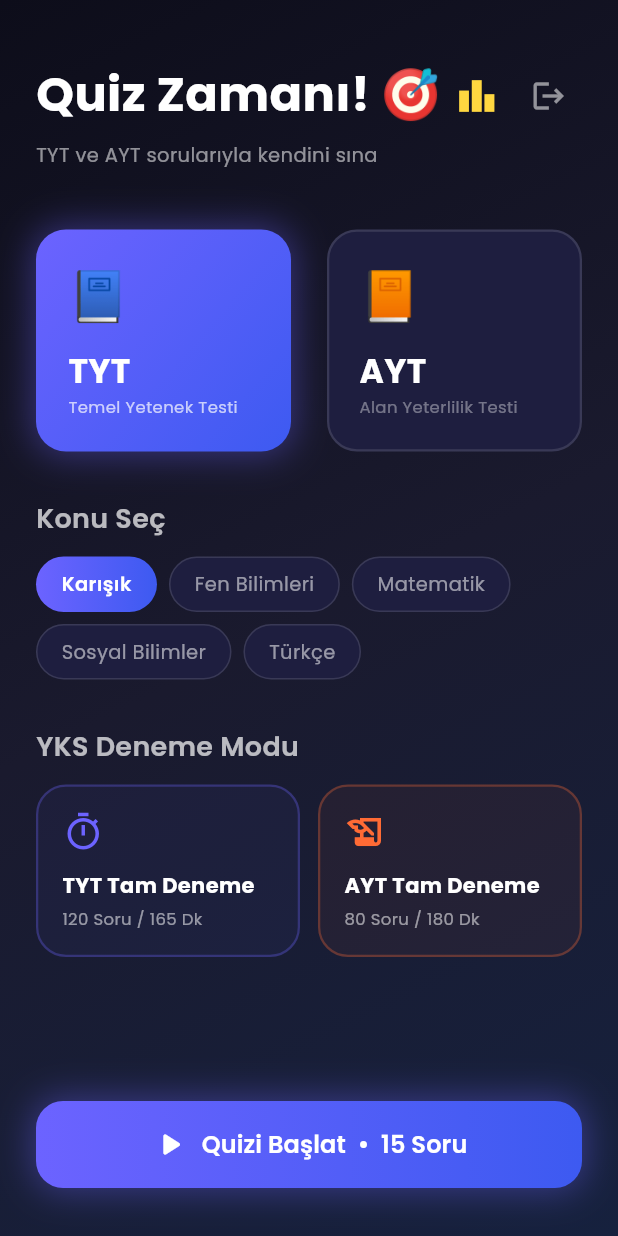
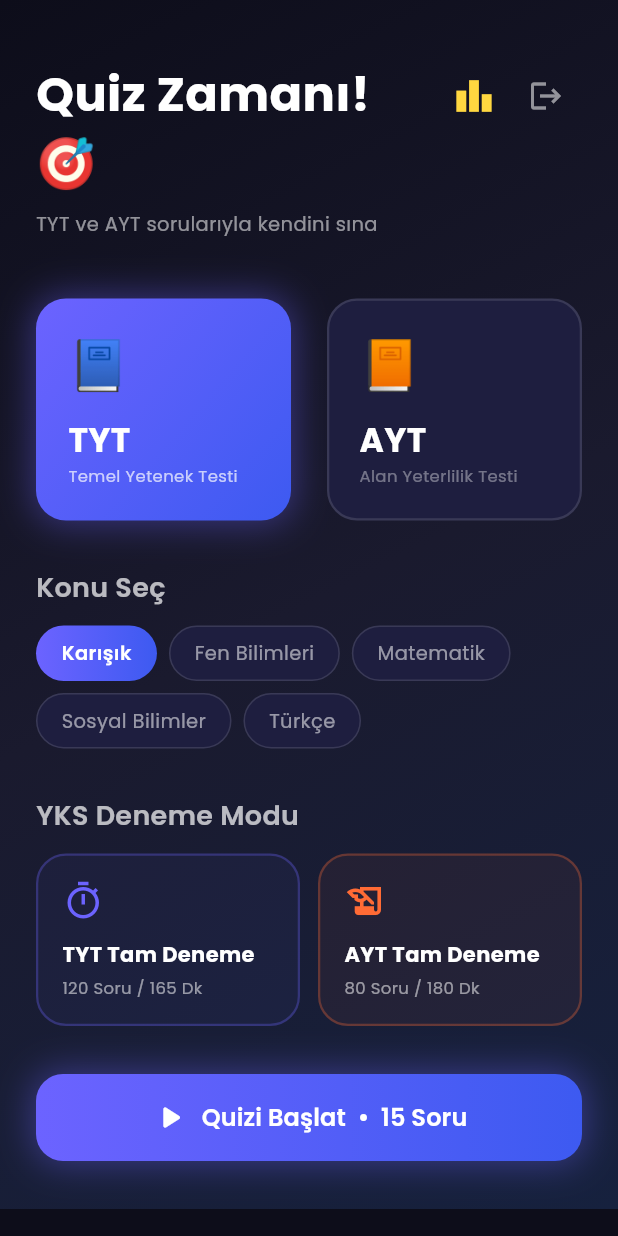
Before and after one commit to berkayyozzz/quiz_app, a Flutter app: the screen it shows once a user with an empty profile is signed in, on a phone screen of 412 x 824 dp. Run offline on Flutter 3.47's test engine with Material 3 defaults, Android fonts, the phone set to English and light mode, and no system bars; drawn by our look-alikes of flutter_animate; our stand-ins replace cloud_firestore, firebase_auth, firebase_core, google_fonts, google_sign_in, percent_indicator; accounts and stored records are empty.

Commit message:
Refactor home_screen layout and improve structure

```diff
--- a/lib/screens/home_screen.dart
+++ b/lib/screens/home_screen.dart
@@ -29,7 +29,7 @@ class _HomeScreenState extends State<HomeScreen> {
         child: SafeArea(
           child: Consumer<QuizProvider>(
             builder: (context, quiz, _) {
-              return Padding(
+              return SingleChildScrollView(
                 padding: const EdgeInsets.symmetric(horizontal: 24.0),
                 child: Column(
                   crossAxisAlignment: CrossAxisAlignment.start,
@@ -51,7 +51,7 @@ class _HomeScreenState extends State<HomeScreen> {
                     _buildSubjectChips(quiz),
                     const SizedBox(height: 32),
                     _buildDenemeSection(context, quiz),
-                    const Spacer(),
+                    const SizedBox(height: 32),
                     _buildStartButton(context, quiz),
                     const SizedBox(height: 32),
                   ],
@@ -69,7 +69,8 @@ class _HomeScreenState extends State<HomeScreen> {
       mainAxisAlignment: MainAxisAlignment.spaceBetween,
       crossAxisAlignment: CrossAxisAlignment.start,
       children: [
-        Column(
+        Expanded(
+          child: Column(
             crossAxisAlignment: CrossAxisAlignment.start,
             children: [
               Text(
@@ -90,7 +91,9 @@ class _HomeScreenState extends State<HomeScreen> {
               ).animate().fadeIn(duration: 800.ms).slideX(begin: -0.2),
             ],
           ),
+        ),
         Row(
+          mainAxisSize: MainAxisSize.min,
           children: [
             IconButton(
               icon: const Icon(Icons.leaderboard, color: Colors.amberAccent, size: 28),
@@ -105,6 +108,7 @@ class _HomeScreenState extends State<HomeScreen> {
               icon: const Icon(Icons.logout, color: Colors.white54),
               onPressed: () async {
                 await AuthService().signOut();
+                // AuthWrapper stream dinliyor, otomatik login sayfasına dönecek
               },
             ),
           ],
@@ -156,16 +160,13 @@ class _HomeScreenState extends State<HomeScreen> {
                 color: isSelected ? null : const Color(0xFF1E1E3F),
                 borderRadius: BorderRadius.circular(20),
                 border: Border.all(
-                  color: isSelected
-                      ? Colors.transparent
-                      : Colors.white12,
+                  color: isSelected ? Colors.transparent : Colors.white12,
                   width: 1.5,
                 ),
                 boxShadow: isSelected
                     ? [
                         BoxShadow(
-                          color: (e['gradient'] as List<Color>)[0]
-                              .withOpacity(0.4),
+                          color: (e['gradient'] as List<Color>)[0].withOpacity(0.4),
                           blurRadius: 20,
                           spreadRadius: 2,
                         )
@@ -175,8 +176,7 @@ class _HomeScreenState extends State<HomeScreen> {
               child: Column(
                 crossAxisAlignment: CrossAxisAlignment.start,
                 children: [
-                  Text(e['icon'] as String,
-                      style: const TextStyle(fontSize: 32)),
+                  Text(e['icon'] as String, style: const TextStyle(fontSize: 32)),
                   const SizedBox(height: 12),
                   Text(
                     e['title'] as String,
@@ -227,17 +227,14 @@ class _HomeScreenState extends State<HomeScreen> {
               color: isSelected ? null : const Color(0xFF1E1E3F),
               borderRadius: BorderRadius.circular(30),
               border: Border.all(
-                color: isSelected
-                    ? Colors.transparent
-                    : Colors.white12,
+                color: isSelected ? Colors.transparent : Colors.white12,
               ),
             ),
             child: Text(
               subject,
               style: GoogleFonts.poppins(
                 fontSize: 13,
-                fontWeight:
-                    isSelected ? FontWeight.w600 : FontWeight.normal,
+                fontWeight: isSelected ? FontWeight.w600 : FontWeight.normal,
                 color: isSelected ? Colors.white : Colors.white54,
               ),
             ),
@@ -262,10 +259,7 @@ class _HomeScreenState extends State<HomeScreen> {
           borderRadius: BorderRadius.circular(18),
           boxShadow: [
             BoxShadow(
-              color: (isTYT
-                      ? const Color(0xFF6C63FF)
-                      : const Color(0xFFFF6B35))
-                  .withOpacity(0.4),
+              color: (isTYT ? const Color(0xFF6C63FF) : const Color(0xFFFF6B35)).withOpacity(0.4),
               blurRadius: 20,
               spreadRadius: 2,
             ),
@@ -310,8 +304,6 @@ class _HomeScreenState extends State<HomeScreen> {
     return Column(
       crossAxisAlignment: CrossAxisAlignment.start,
       children: [
-        Row(
-          children: [
         Text(
           'YKS Deneme Modu',
           style: GoogleFonts.poppins(
@@ -319,9 +311,6 @@ class _HomeScreenState extends State<HomeScreen> {
             fontWeight: FontWeight.w600,
             color: Colors.white70,
           ),
-            ),
-
-          ],
         ),
         const SizedBox(height: 12),
         Row(
```
Lines whose indentation alone changed are shown as unchanged.
